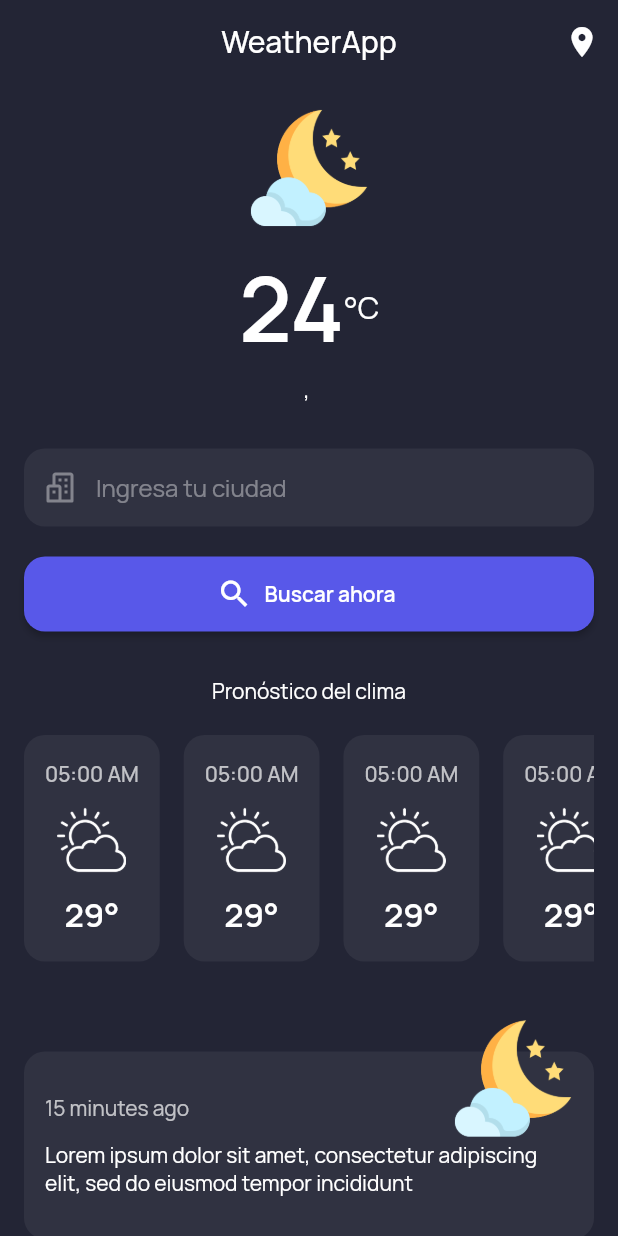
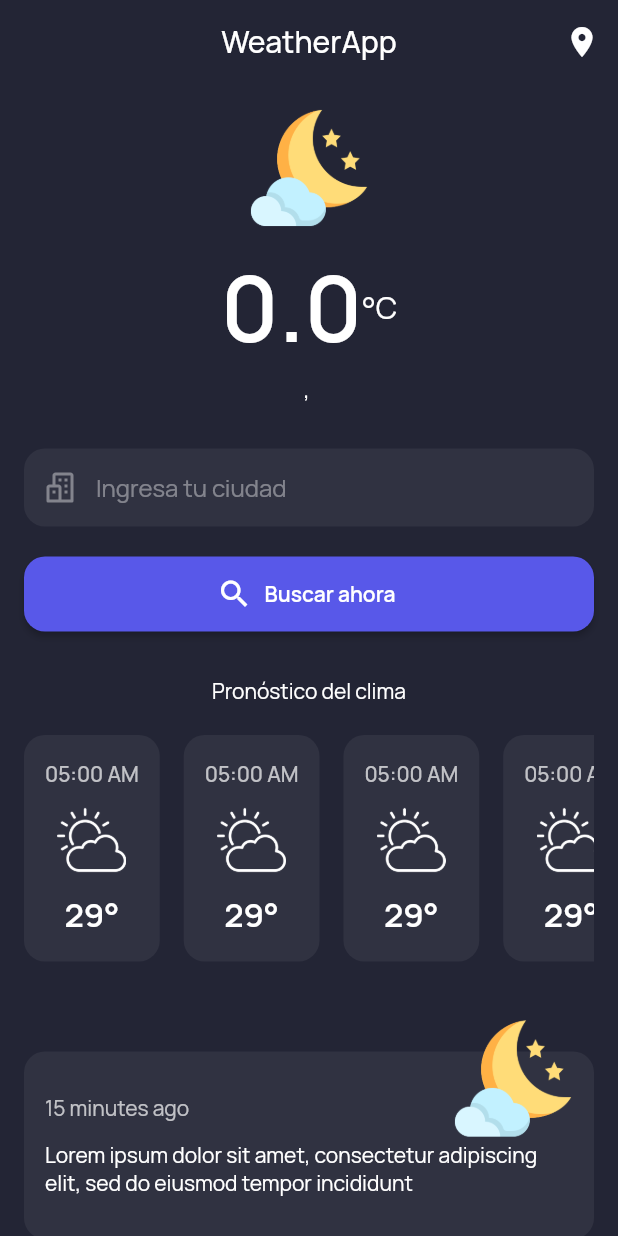
Before and after one commit to ehbarrionuevo/flutter_codigo_weatherapp, a Flutter app: the screen it shows after launch, after a tap on "Buscar ahora", on a phone screen of 412 x 824 dp. Run offline on Flutter 3.47's test engine with Material 2 defaults, Android fonts, the phone set to English and light mode, and no system bars; our stand-ins replace flutter_svg, google_fonts; network calls fail.

Commit message:
WeatherModel 2

```diff
--- a/lib/models/weather_model.dart
+++ b/lib/models/weather_model.dart
@@ -157,22 +157,22 @@ class Rain {
 
 class Sys {
   Sys({
-    required this.type,
-    required this.id,
+    this.type,
+    this.id,
     required this.country,
     required this.sunrise,
     required this.sunset,
   });
 
-  int type;
-  int id;
+  int? type;
+  int? id;
   String country;
   int sunrise;
   int sunset;
 
   factory Sys.fromJson(Map<String, dynamic> json) => Sys(
-        type: json["type"],
-        id: json["id"],
+        type: json["type"] ?? 0,
+        id: json["id"] ?? 0,
         country: json["country"],
         sunrise: json["sunrise"],
         sunset: json["sunset"],
--- a/lib/pages/home_page.dart
+++ b/lib/pages/home_page.dart
@@ -2,6 +2,7 @@ import 'dart:convert';
 
 import 'package:flutter/material.dart';
 import 'package:flutter_codigo_weather/models/weather_model.dart';
+import 'package:flutter_codigo_weather/services/api_service.dart';
 import 'package:flutter_codigo_weather/ui/general/colors.dart';
 import 'package:flutter_codigo_weather/ui/widgets/general_widgets.dart';
 import 'package:flutter_codigo_weather/ui/widgets/item_forecast_widget.dart';
@@ -16,25 +17,21 @@ class HomePage extends StatefulWidget {
 }
 
 class _HomePageState extends State<HomePage> {
-
+  final APIService apiService = APIService();
+  final TextEditingController _searchController = TextEditingController();
   String cityName = "";
   String country = "";
   double temp = 0;
 
-  getDataWeather() async{
-    String _path = "https://api.openweathermap.org/data/2.5/weather?q=Bogota&appid=22ba7a8b1469e0947bdc757870693292";
-    Uri _uri = Uri.parse(_path);
-    http.Response response = await http.get(_uri);
-    Map<String, dynamic> weatherMap = json.decode(response.body);
-
-    WeatherModel weatherModel = WeatherModel.fromJson(weatherMap);
-
-    print(weatherModel);
-
-    country = weatherMap["sys"]["country"];
-    cityName = weatherMap["name"];
-    temp = weatherMap["main"]["temp"];
-    setState((){});
+  getData(){
+    apiService.getDataWeather(_searchController.text).then((WeatherModel? value){
+      if(value != null){
+        cityName = value.name;
+        country = value.sys.country;
+        temp = value.main.temp - 273.15;
+        setState((){});
+      }
+    });
   }
 
 
@@ -70,7 +67,7 @@ class _HomePageState extends State<HomePage> {
                 mainAxisAlignment: MainAxisAlignment.center,
                 children: [
                   Text(
-                    "24",
+                    temp.toStringAsFixed(1),
                     style: TextStyle(
                       fontSize: 60.0,
                       fontWeight: FontWeight.w600,
@@ -110,6 +107,7 @@ class _HomePageState extends State<HomePage> {
               ),
               divider30,
               TextField(
+                controller: _searchController,
                 style: TextStyle(
                   color: Colors.white,
                 ),
@@ -143,7 +141,7 @@ class _HomePageState extends State<HomePage> {
                 height: 50.0,
                 child: ElevatedButton.icon(
                   onPressed: () {
-                    getDataWeather();
+                    getData();
                   },
                   style: ElevatedButton.styleFrom(
                     primary: Color(0xff5858E9),
--- /dev/null
+++ b/lib/services/api_service.dart
@@ -0,0 +1,22 @@
+import 'dart:convert';
+import 'package:http/http.dart' as http;
+import '../models/weather_model.dart';
+
+class APIService{
+
+
+  Future<WeatherModel?> getDataWeather(String cityName) async{
+    String _path = "https://api.openweathermap.org/data/2.5/weather?q=$cityName&appid=22ba7a8b1469e0947bdc757870693292";
+    Uri _uri = Uri.parse(_path);
+    http.Response response = await http.get(_uri);
+    if(response.statusCode == 200){
+      Map<String, dynamic> weatherMap = json.decode(response.body);
+      WeatherModel weatherModel = WeatherModel.fromJson(weatherMap);
+      return weatherModel;
+    }
+    return null;
+  }
+
+
+
+}
```
